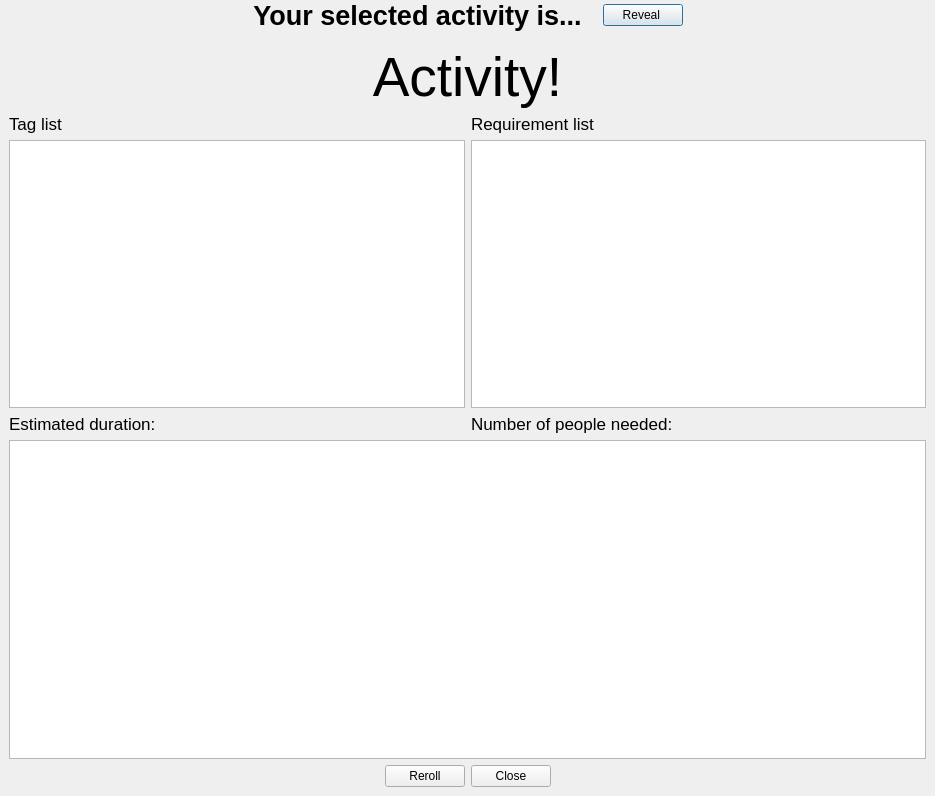
Before: the Qt Designer form selectedactivity.ui in glennnys/Decided, drawn with Qt 5.
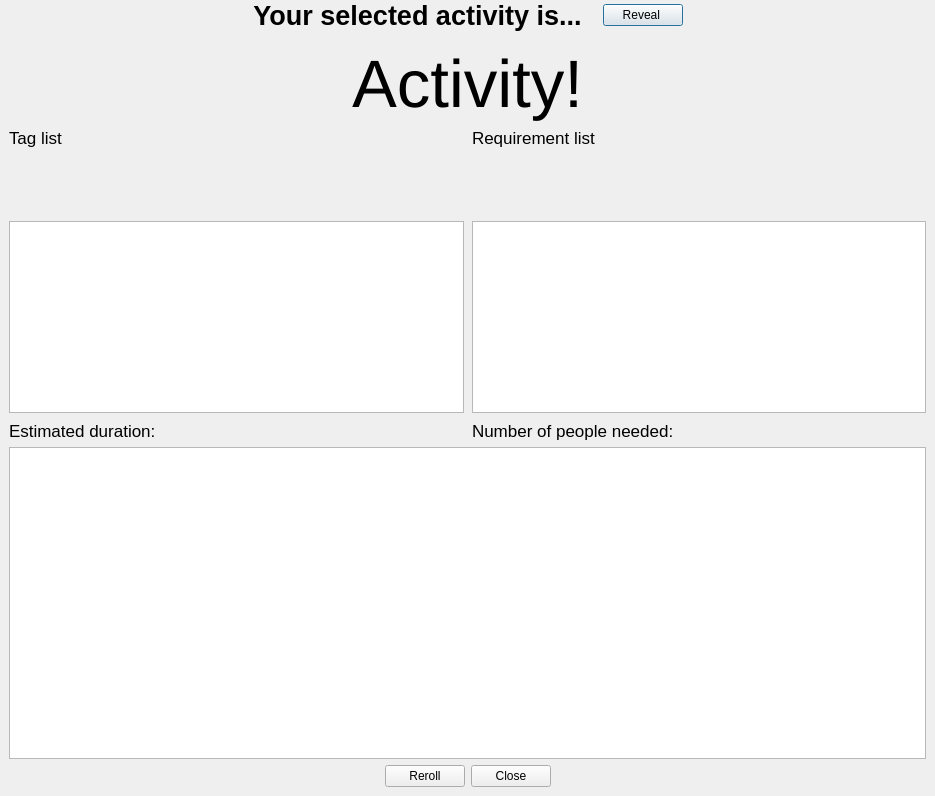
After: the same form once the commit is applied. Icons and pictures are not drawn.

```diff
--- a/selectedactivity.ui
+++ b/selectedactivity.ui
@@ -10,6 +10,12 @@
     <height>796</height>
    </rect>
   </property>
+  <property name="sizePolicy">
+   <sizepolicy hsizetype="Preferred" vsizetype="Expanding">
+    <horstretch>0</horstretch>
+    <verstretch>0</verstretch>
+   </sizepolicy>
+  </property>
   <property name="windowTitle">
    <string>Dialog</string>
   </property>
@@ -100,12 +106,18 @@
    </item>
    <item>
     <widget class="QWidget" name="closeableWidget" native="true">
+     <property name="sizePolicy">
+      <sizepolicy hsizetype="Preferred" vsizetype="Expanding">
+       <horstretch>0</horstretch>
+       <verstretch>0</verstretch>
+      </sizepolicy>
+     </property>
      <layout class="QVBoxLayout" name="verticalLayout">
       <item>
        <widget class="QLabel" name="namePlaceholder">
         <property name="font">
          <font>
-          <pointsize>41</pointsize>
+          <pointsize>50</pointsize>
           <bold>false</bold>
          </font>
         </property>
@@ -119,6 +131,9 @@
       </item>
       <item>
        <layout class="QGridLayout" name="gridLayout">
+        <property name="spacing">
+         <number>8</number>
+        </property>
         <item row="0" column="0">
          <widget class="QLabel" name="label_2">
           <property name="font">
@@ -131,6 +146,21 @@
           </property>
          </widget>
         </item>
+        <item row="2" column="1">
+         <widget class="QListWidget" name="itemList"/>
+        </item>
+        <item row="3" column="0">
+         <widget class="QLabel" name="durationPlaceholder">
+          <property name="font">
+           <font>
+            <pointsize>13</pointsize>
+           </font>
+          </property>
+          <property name="text">
+           <string>Estimated duration:</string>
+          </property>
+         </widget>
+        </item>
         <item row="0" column="1">
          <widget class="QLabel" name="label_3">
           <property name="font">
@@ -144,18 +174,9 @@
          </widget>
         </item>
         <item row="2" column="0">
-         <widget class="QLabel" name="durationPlaceholder">
-          <property name="font">
-           <font>
-            <pointsize>13</pointsize>
-           </font>
-          </property>
-          <property name="text">
-           <string>Estimated duration:</string>
-          </property>
-         </widget>
+         <widget class="QListWidget" name="tagList"/>
         </item>
-        <item row="2" column="1">
+        <item row="3" column="1">
          <widget class="QLabel" name="peoplePlaceholder">
           <property name="font">
            <font>
@@ -168,10 +189,17 @@
          </widget>
         </item>
         <item row="1" column="0">
-         <widget class="QListWidget" name="tagList"/>
-        </item>
-        <item row="1" column="1">
-         <widget class="QListWidget" name="itemList"/>
+         <spacer name="verticalSpacer">
+          <property name="orientation">
+           <enum>Qt::Orientation::Vertical</enum>
+          </property>
+          <property name="sizeHint" stdset="0">
+           <size>
+            <width>20</width>
+            <height>40</height>
+           </size>
+          </property>
+         </spacer>
         </item>
        </layout>
       </item>
```
Left out of the diff: 2 changed lines with no effect on the pictures.
